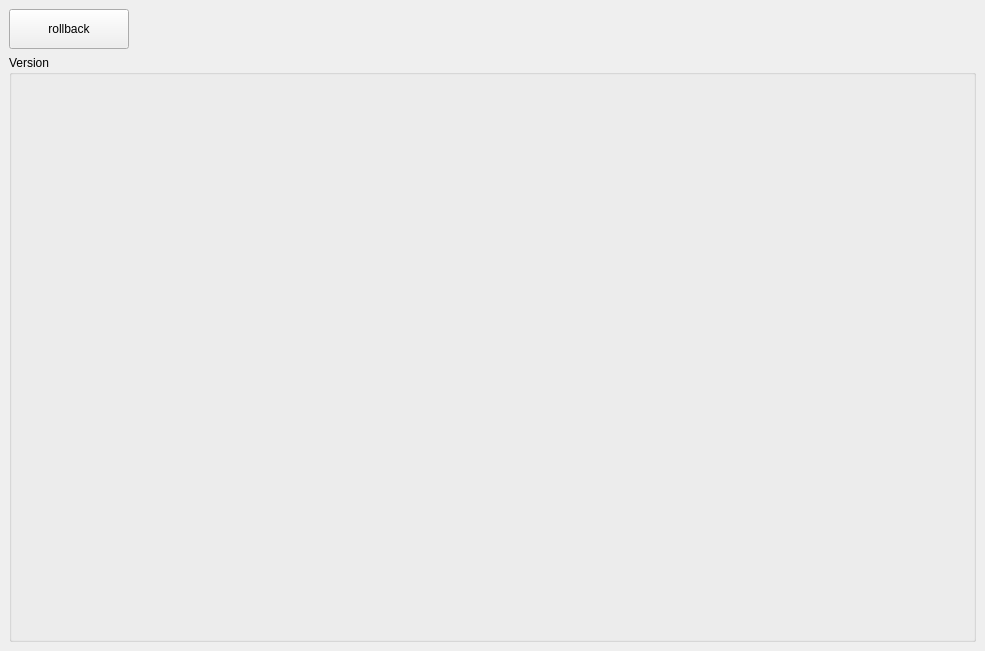
This is FileVersionManager/ui/mainwindow.ui in ysc-233/FileVersionManager as Qt 5 draws it before an edit. The edited form follows.
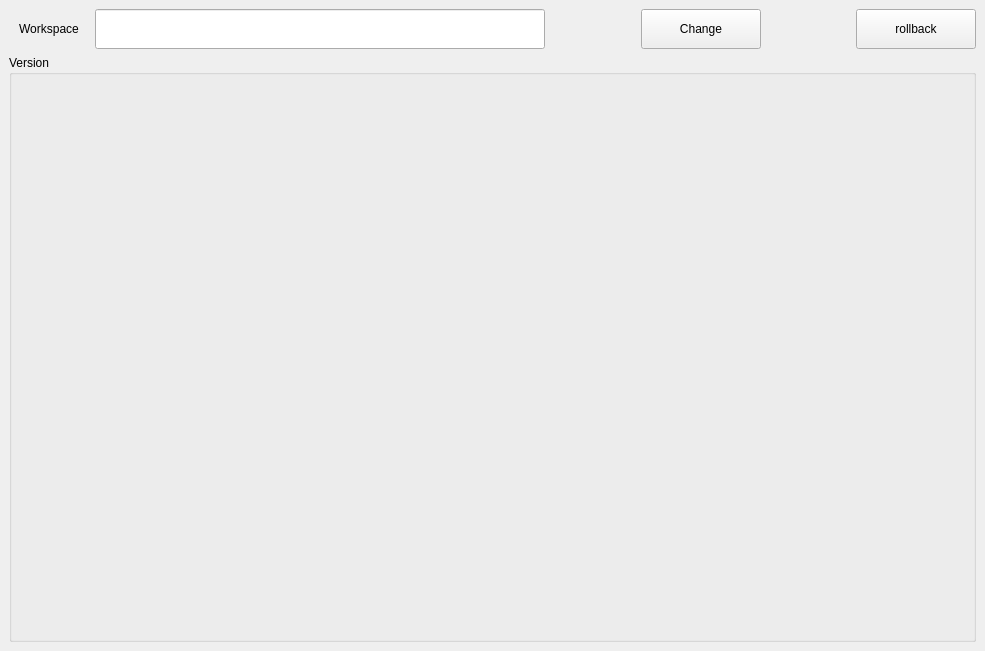
This is the edited form.

Commit message: feat: support runtime workspace switching and recursive file watching Allow changing workspace at runtime and fix file watcher to monitor subdirectories correctly.

What changed in the file:
```diff
--- a/FileVersionManager/ui/mainwindow.ui
+++ b/FileVersionManager/ui/mainwindow.ui
@@ -16,32 +16,84 @@
   <widget class="QWidget" name="centralwidget">
    <layout class="QGridLayout" name="gridLayout">
     <item row="0" column="0">
-     <widget class="QPushButton" name="btn_rollBack">
+     <widget class="QLabel" name="lbl_workspace">
       <property name="minimumSize">
        <size>
-        <width>120</width>
+        <width>80</width>
         <height>40</height>
        </size>
       </property>
       <property name="text">
-       <string>rollback</string>
+       <string>Workspace</string>
+      </property>
+      <property name="alignment">
+       <set>Qt::AlignCenter</set>
       </property>
      </widget>
     </item>
     <item row="0" column="1">
+     <widget class="QLineEdit" name="led_workspace">
+      <property name="minimumSize">
+       <size>
+        <width>450</width>
+        <height>40</height>
+       </size>
+      </property>
+     </widget>
+    </item>
+    <item row="0" column="2">
      <spacer name="horizontalSpacer">
       <property name="orientation">
        <enum>Qt::Horizontal</enum>
       </property>
       <property name="sizeHint" stdset="0">
        <size>
-        <width>838</width>
+        <width>81</width>
         <height>20</height>
        </size>
       </property>
      </spacer>
     </item>
-    <item row="1" column="0" colspan="2">
+    <item row="0" column="3">
+     <widget class="QPushButton" name="btn_changeWorkspace">
+      <property name="minimumSize">
+       <size>
+        <width>120</width>
+        <height>40</height>
+       </size>
+      </property>
+      <property name="text">
+       <string>Change</string>
+      </property>
+     </widget>
+    </item>
+    <item row="0" column="4">
+     <spacer name="horizontalSpacer_2">
+      <property name="orientation">
+       <enum>Qt::Horizontal</enum>
+      </property>
+      <property name="sizeHint" stdset="0">
+       <size>
+        <width>80</width>
+        <height>20</height>
+       </size>
+      </property>
+     </spacer>
+    </item>
+    <item row="0" column="5">
+     <widget class="QPushButton" name="btn_rollBack">
+      <property name="minimumSize">
+       <size>
+        <width>120</width>
+        <height>40</height>
+       </size>
+      </property>
+      <property name="text">
+       <string>rollback</string>
+      </property>
+     </widget>
+    </item>
+    <item row="1" column="0" colspan="6">
      <widget class="QGroupBox" name="gpb_version">
       <property name="title">
        <string>Version</string>
```
The commit also changes 18 other files.
